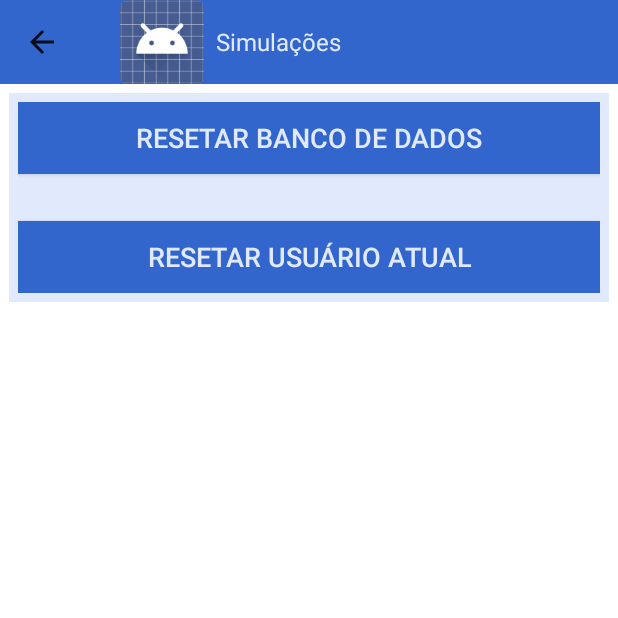
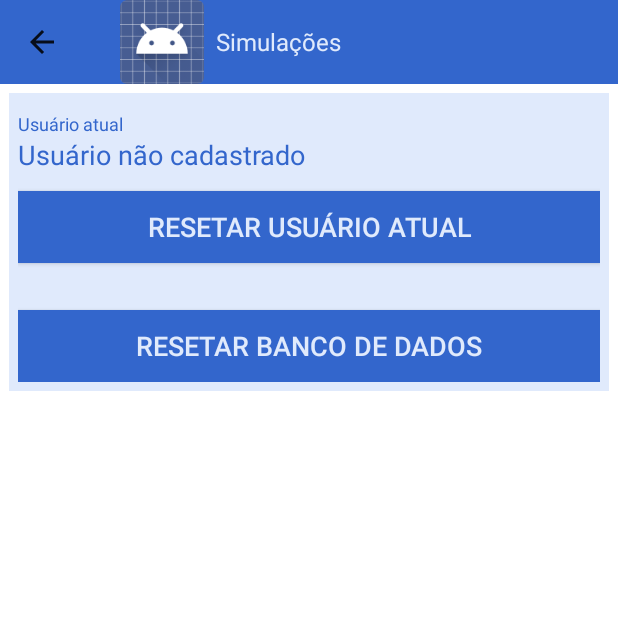
Before and after one commit to ARNdroid/MonitorMobile, an Android app: the SimulationsActivity screen opened directly, with no data from a screen before it, after a tap on "RESETAR USUÁRIO ATUAL", on a phone screen of 412 x 824 dp, the top half of it. Run offline under Robolectric (Android 15) with nearby library versions, the light colour scheme and no system bars.

Commit message:
@Mamute: Fix #56.

```diff
--- a/app/src/main/java/br/com/arndroid/monitormobile/SimulationsActivity.java
+++ b/app/src/main/java/br/com/arndroid/monitormobile/SimulationsActivity.java
@@ -6,6 +6,7 @@ import android.os.Bundle;
 import android.support.v4.app.NavUtils;
 import android.view.MenuItem;
 import android.view.View;
+import android.widget.TextView;
 import android.widget.Toast;
 
 import br.com.arndroid.monitormobile.provider.users.UsersEntity;
@@ -15,6 +16,8 @@ import br.com.arndroid.monitormobile.utils.DashboardUtils;
 import br.com.arndroid.monitormobile.utils.PreferencesUtils;
 public class SimulationsActivity extends Activity {
 
+    TextView mTxtUserShortName;
+
     @Override
     protected void onCreate(Bundle savedInstanceState) {
         super.onCreate(savedInstanceState);
@@ -23,6 +26,17 @@ public class SimulationsActivity extends Activity {
         final ActionBar actionBar = getActionBar();
         //noinspection ConstantConditions
         actionBar.setDisplayHomeAsUpEnabled(true);
+
+        bindScreen();
+        refreshScreen();
+    }
+
+    private void bindScreen() {
+        mTxtUserShortName = (TextView) findViewById(R.id.txtUserShortName);
+    }
+
+    private void refreshScreen() {
+        mTxtUserShortName.setText(PreferencesUtils.isCurrentUserRegistered(this) ? PreferencesUtils.getCurrentUserShortName(this) : "Usuário não cadastrado");
     }
 
     @Override
@@ -58,6 +72,7 @@ public class SimulationsActivity extends Activity {
     public void userReset(View view) {
         PreferencesUtils.setCurrentUserShortName(this, null);
         PreferencesUtils.setLastDashboardType(this, DashboardUtils.DASHBOARD_TYPE_FLAG_AND_CLOCK);
+        refreshScreen();
         Toast.makeText(this, "Usuário reset realizado com sucesso.", Toast.LENGTH_SHORT).show();
     }
 }
--- a/app/src/main/res/layout/simulations_activity.xml
+++ b/app/src/main/res/layout/simulations_activity.xml
@@ -12,12 +12,27 @@
         android:layout_height="wrap_content"
         android:layout_margin="@dimen/default_view_padding">
 
+        <TextView
+            style="@style/CardFont.Item.Small"
+            android:layout_width="wrap_content"
+            android:layout_height="wrap_content"
+            android:paddingTop="@dimen/default_view_padding"
+            android:text="Usuário atual"/>
+
+        <TextView
+            style="@style/CardFont.Item"
+            android:id="@+id/txtUserShortName"
+            android:paddingBottom="@dimen/doubled_view_padding"
+            android:layout_width="wrap_content"
+            android:layout_height="wrap_content"
+            android:text="[User Short Name]"/>
+
         <Button
             style="@style/CardButton"
             android:layout_width="match_parent"
             android:layout_height="wrap_content"
-            android:text="@string/database_reset"
-            android:onClick="dbReset"/>
+            android:text="@string/user_reset"
+            android:onClick="userReset"/>
 
         <TextView
             android:layout_width="match_parent"
@@ -28,8 +43,8 @@
             style="@style/CardButton"
             android:layout_width="match_parent"
             android:layout_height="wrap_content"
-            android:text="@string/user_reset"
-            android:onClick="userReset"/>
+            android:text="@string/database_reset"
+            android:onClick="dbReset"/>
 
     </LinearLayout>
 
```
